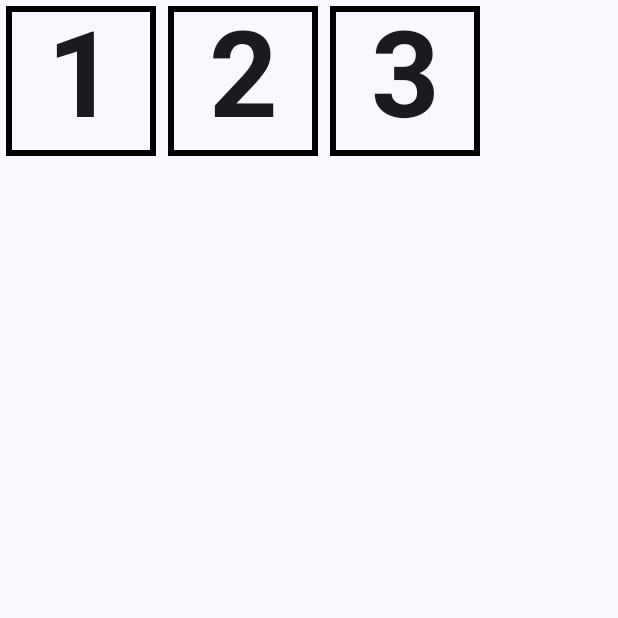
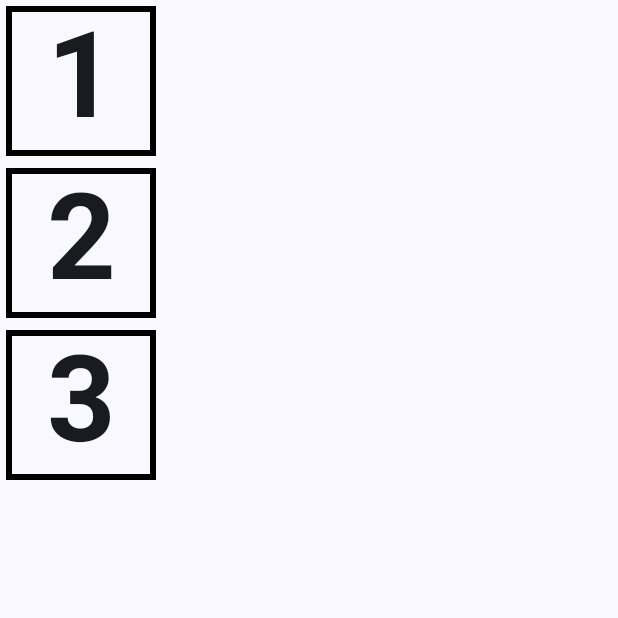
Before and after one commit to artem1187/RowColDemo, an Android app built with Jetpack Compose: the screen it shows after launch (MainActivity), on a phone screen of 412 x 824 dp, the top half of it. Run offline under Robolectric (Android 15) with nearby library versions, the phone set to English and light mode, and no system bars.

Commit message:
Composable Column

```diff
--- a/app/src/main/java/com/example/rowcoldemo/MainActivity.kt
+++ b/app/src/main/java/com/example/rowcoldemo/MainActivity.kt
@@ -5,6 +5,7 @@ import androidx.activity.ComponentActivity
 import androidx.activity.compose.setContent
 import androidx.activity.enableEdgeToEdge
 import androidx.compose.foundation.border
+import androidx.compose.foundation.layout.Column
 import androidx.compose.foundation.layout.Row
 import androidx.compose.foundation.layout.fillMaxSize
 import androidx.compose.foundation.layout.padding
@@ -37,7 +38,7 @@ class MainActivity : ComponentActivity() {
 
 @Composable
 fun MainScreen(modifier: Modifier = Modifier) {
-    Row(modifier) {
+    Column(modifier) {
         TextCell("1")
         TextCell("2")
         TextCell("3")
```
